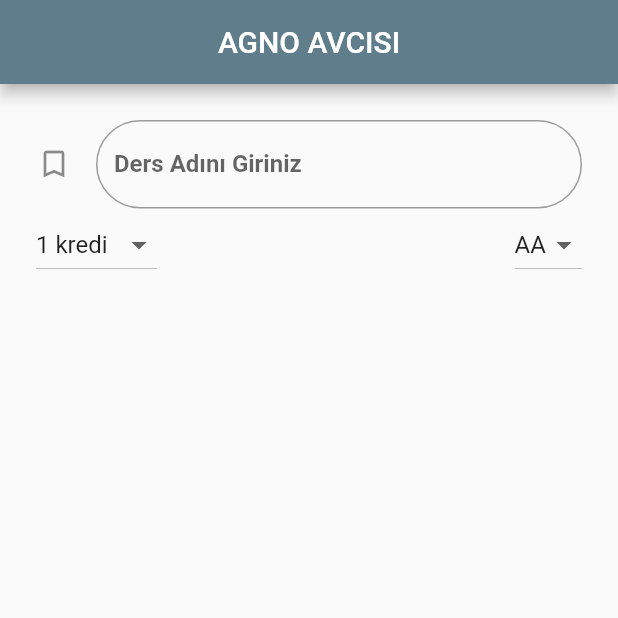
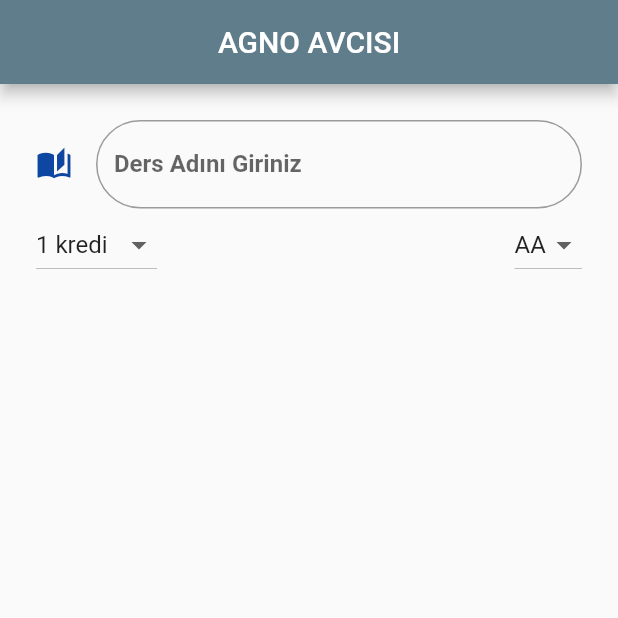
Before and after one commit to mustafacavusoglu/AGNO-Hesap, a Flutter app: the screen it shows after launch, on a phone screen of 412 x 824 dp, the top half of it. Run offline on Flutter 3.47's test engine with Material 2 defaults, Android fonts, the phone set to English and light mode, and no system bars.

Commit message:
harfler ve değerleri eklendi

```diff
--- a/lib/constansts/decoration_constants.dart
+++ b/lib/constansts/decoration_constants.dart
@@ -6,7 +6,7 @@ class DecorationConst {
   DecorationConst._init();
 
   static final InputDecoration dersDecoration = InputDecoration(
-      icon: Icon(Icons.bookmark_border),
+      icon: Icon(Icons.auto_stories,color: Colors.blue.shade900,),
       labelStyle: TextStyle(fontWeight: FontWeight.bold),
       labelText: "Ders Adını Giriniz",
       hintText: "Lütfen Ders Adını Giriniz...",
--- a/lib/mainPage/main_page.dart
+++ b/lib/mainPage/main_page.dart
@@ -42,6 +42,7 @@ class _MyHomePageState extends State<MyHomePage> {
             child: getTextFormField(),
           ),
           Row(
+            crossAxisAlignment: CrossAxisAlignment.start,
             mainAxisAlignment: MainAxisAlignment.spaceBetween,
             children: [
               DropdownButton<int>(
@@ -53,14 +54,20 @@ class _MyHomePageState extends State<MyHomePage> {
                   });
                 },
               ),
-
-              DropdownButton<String>(items: harfNotItems(),value: harfNotu,onChanged: (harf){
-                setState(() {
-                  harfNotu = harf==null?"AA":harf;
-                });
-              },)
+              SingleChildScrollView(
+                child: DropdownButton<double>(
+                  items: harfNotItems(),
+                  value: harfDeger,
+                  onChanged: (harf) {
+                    setState(() {
+                      harfDeger = harf == null ? 4 : harf;
+                      print(harfDeger);
+                    });
+                  },
+                ),
+              )
             ],
-          )
+          ),
         ],
       ),
     );
@@ -68,7 +75,9 @@ class _MyHomePageState extends State<MyHomePage> {
 
   TextFormField getTextFormField() {
     return TextFormField(
-      style: TextStyle(color: Colors.black,),
+      style: TextStyle(
+        color: Colors.black,
+      ),
       decoration: DecorationConst.dersDecoration,
       validator: (userValue) {
         if (userValue != null) {
@@ -93,16 +102,30 @@ class _MyHomePageState extends State<MyHomePage> {
     return items;
   }
 
-  List<DropdownMenuItem<String>> harfNotItems() {
-    List<DropdownMenuItem<String>> items = [];
-    List harfler = ["AA","BA","BB","CB","CC","DC","DD","FD","FF"];
+  List<DropdownMenuItem<double>> harfNotItems() {
+    List<DropdownMenuItem<double>> items = [];
+    List<String> harfler = [
+      "AA",
+      "BA",
+      "BB",
+      "CB",
+      "CC",
+      "DC",
+      "DD",
+      "FD",
+      "FF"
+    ];
+    List<double> harfDegerleri = [4.0, 3.5, 3.0, 2.5, 2.0, 1.5, 1.0, 0.5, 0.0];
 
-    harfler.forEach((element) {
-      items.add(DropdownMenuItem<String>(
-        value:  element,
-        child: Text("$element"),
-      ));
-    });
+    for (int i = 0; i < 9; i++) {
+      items.add(
+        DropdownMenuItem<double>(
+          child: Text("${harfler[i]}"),
+          value: harfDegerleri[i],
+        ),
+      );
+    }
+
     return items;
   }
 }
```
